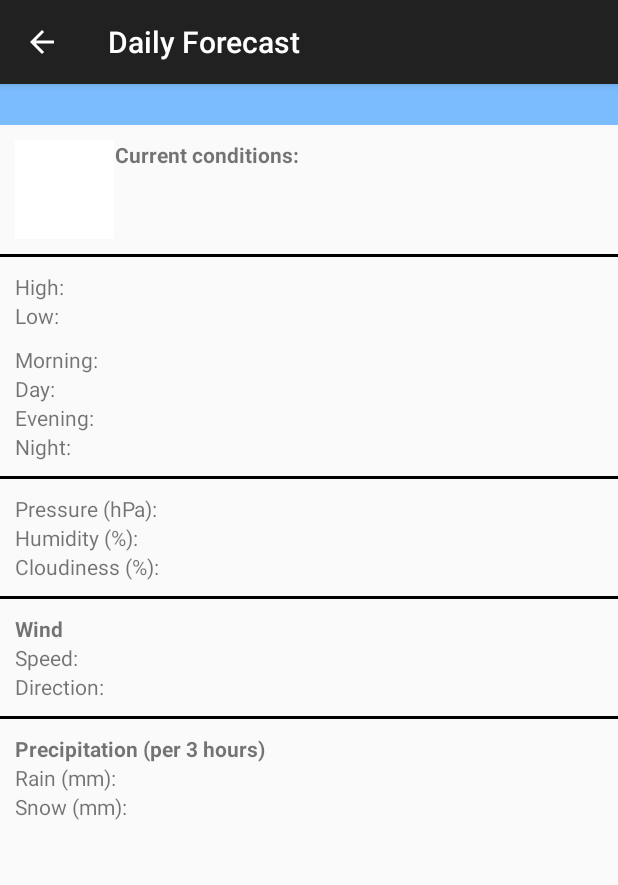
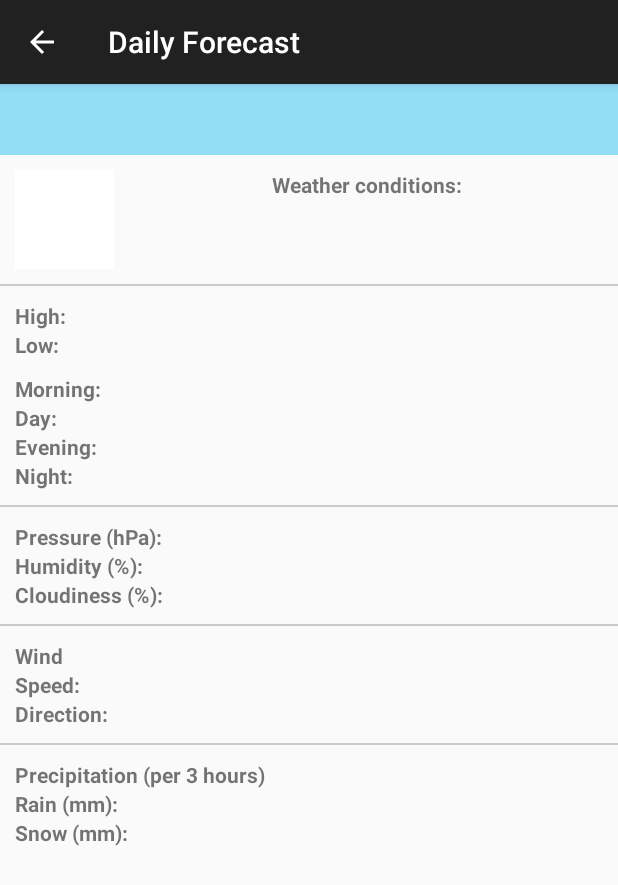
Before and after one commit to jorwoody/Sunshine, an Android app: the DetailFragment screen opened directly, with no data from a screen before it, on a phone screen of 412 x 824 dp. Shown: the top 885 px of the screen. Run offline under Robolectric (Android 15) with nearby library versions, the phone set to English and light mode, and no system bars; 16 statements that could not run were skipped.

Commit message:
UI tweaks and general refactoring
Changed launcher icon.
Fixed up Details fragment UI.
Refactored classes a bit.

```diff
--- a/app/src/main/java/jorwoody/sunshine/app/fragments/ForecastFragment.java
+++ b/app/src/main/java/jorwoody/sunshine/app/fragments/ForecastFragment.java
@@ -12,14 +12,13 @@ import android.view.ViewGroup;
 import android.widget.AdapterView;
 import android.widget.ListView;
 import android.widget.TextView;
-import android.widget.Toast;
 
 import java.util.ArrayList;
 
-import jorwoody.sunshine.app.objects.DayForecast;
+import jorwoody.sunshine.app.R;
 import jorwoody.sunshine.app.activities.DetailActivity;
 import jorwoody.sunshine.app.adapters.ForecastAdapter;
-import jorwoody.sunshine.app.R;
+import jorwoody.sunshine.app.objects.DayForecast;
 import jorwoody.sunshine.app.utilities.WeatherAPI;
 
 /* Created by: Jordan Wood - July 2014
@@ -49,7 +48,6 @@ public class ForecastFragment extends Fragment {
         int id = item.getItemId();
         if (id == R.id.action_refresh) {
             WeatherAPI.refresh((TextView) getView().findViewById(R.id.loading_view));
-            Toast.makeText(getActivity().getApplicationContext(), "Forecast refreshed!", Toast.LENGTH_SHORT).show();
             return true;
         }
         return super.onOptionsItemSelected(item);
@@ -61,8 +59,8 @@ public class ForecastFragment extends Fragment {
         TextView loadingView = (TextView) rootView.findViewById(R.id.loading_view);
 
         mForecastAdapter = new ForecastAdapter(getActivity(), R.layout.list_item_forecast, new ArrayList<DayForecast>());
-        WeatherAPI.initialize("R3T5N6", mForecastAdapter, loadingView);
-
+        if(mForecastAdapter.getCount() < 7)
+            WeatherAPI.initialize("R3T5N6", mForecastAdapter, loadingView);
         ListView listViewForecast = (ListView) rootView.findViewById(R.id.listview_forecast);
         listViewForecast.setAdapter(mForecastAdapter);
         listViewForecast.setOnItemClickListener(new AdapterView.OnItemClickListener() {
--- a/app/src/main/java/jorwoody/sunshine/app/objects/DayForecast.java
+++ b/app/src/main/java/jorwoody/sunshine/app/objects/DayForecast.java
@@ -17,6 +17,7 @@ public class DayForecast implements Parcelable {
     private Weather mWeather;
     private double mSpeed;      // wind speed, mps
     private int mDegree;        // wind direction, degrees (meteorological)
+    private String mDirection;  // polar direction
     private int mClouds;        // cloudiness, %
     private double mRain;       // per 3 hours, mm
     private double mSnow;       // per 3 hours, mm
@@ -29,6 +30,7 @@ public class DayForecast implements Parcelable {
         mWeather = weather;
         mSpeed = speed;
         mDegree = degree;
+        mDirection = calcPolarDirection(degree);
         mClouds = clouds;
         mRain = rain;
         mSnow = snow;
@@ -43,9 +45,36 @@ public class DayForecast implements Parcelable {
         mWeather = in.readParcelable(Weather.class.getClassLoader());
         mSpeed = in.readDouble();
         mDegree = in.readInt();
+        mDirection = in.readString();
         mClouds = in.readInt();
         mRain = in.readDouble();
         mSnow = in.readDouble();
+    }
+
+    /*
+     * Description:
+     * Converts degrees to polar direction using the following ranges...
+     *
+     * N = 0,        NE = 45,      E = 90,       SE = 135,       S = 180,       SW = 225,       W = 270,       NW = 315
+     * N = 337 - 21, NE = 22 - 66, E = 67 - 111, SE = 112 - 156, S = 157 - 201, SW = 202 - 246, W = 247 - 291, NW = 292 - 336
+     */
+    public String calcPolarDirection(int degree) {
+        if(degree >= 337 && degree < 22)
+            return "N";
+        else if(degree >= 22 && degree < 67)
+            return "NE";
+        else if(degree >= 67 && degree < 112)
+            return "E";
+        else if(degree >= 112 && degree < 157)
+            return "SE";
+        else if(degree >= 157 && degree < 202)
+            return "S";
+        else if(degree >= 202 && degree < 247)
+            return "SW";
+        else if(degree >= 247 && degree < 292)
+            return "W";
+        else
+            return "NW";
     }
 
     public String getDay() {
@@ -96,6 +125,10 @@ public class DayForecast implements Parcelable {
         return mDegree;
     }
 
+    public String getDirection() {
+        return mDirection;
+    }
+
     public int getClouds() {
         return mClouds;
     }
@@ -122,6 +155,7 @@ public class DayForecast implements Parcelable {
         dest.writeParcelable(mWeather, flags);
         dest.writeDouble(mSpeed);
         dest.writeInt(mDegree);
+        dest.writeString(mDirection);
         dest.writeInt(mClouds);
         dest.writeDouble(mRain);
         dest.writeDouble(mSnow);
--- a/app/src/main/java/jorwoody/sunshine/app/utilities/WeatherAPI.java
+++ b/app/src/main/java/jorwoody/sunshine/app/utilities/WeatherAPI.java
@@ -5,6 +5,7 @@ import android.os.AsyncTask;
 import android.util.Log;
 import android.view.View;
 import android.widget.TextView;
+import android.widget.Toast;
 
 import org.json.JSONException;
 
@@ -53,6 +54,7 @@ public class WeatherAPI {
     public static void refresh(TextView loadingView) {
         mLoadingView = loadingView;
         new FetchWeatherTask().execute(mPostalCode);
+        Toast.makeText(loadingView.getContext(), "Forecast refreshed!", Toast.LENGTH_SHORT).show();
     }
 
     private static class FetchWeatherTask extends AsyncTask<String, Void, DayForecast[]> {
@@ -147,9 +149,13 @@ public class WeatherAPI {
         @Override
         protected void onPostExecute(DayForecast[] forecasts) {
             super.onPostExecute(forecasts);
-            mForecastAdapter.clear();
-            for(DayForecast forecast : forecasts) {
-                mForecastAdapter.add(forecast);
+            if(forecasts != null) {
+                mForecastAdapter.clear();
+                for (DayForecast forecast : forecasts) {
+                    mForecastAdapter.add(forecast);
+                }
+            } else {
+                Toast.makeText(mLoadingView.getContext(), "Error retrieving forecast. Please try again.", Toast.LENGTH_LONG).show();
             }
             mForecastAdapter.notifyDataSetChanged();
             mLoadingView.setVisibility(View.INVISIBLE);
--- a/app/src/main/res/layout/fragment_detail.xml
+++ b/app/src/main/res/layout/fragment_detail.xml
@@ -6,18 +6,22 @@
     tools:context="jorwoody.sunshine.app.activities.DetailActivity$PlaceholderFragment">
 
     <TextView
+        android:id="@+id/detail_date"
         android:layout_width="fill_parent"
         android:layout_height="wrap_content"
+        android:gravity="center_horizontal"
         android:background="@color/bg_detail_header"
         android:textSize="20sp"
         android:textStyle="bold"
-        android:layout_gravity="center"
-        android:id="@+id/detail_date"/>
+        android:padding="10dp"/>
 
+    <!-- Weather -->
     <LinearLayout
         android:layout_width="fill_parent"
         android:layout_height="wrap_content"
         android:orientation="horizontal"
+        android:layoutDirection="rtl"
+        android:layout_gravity="center_horizontal"
         android:layout_marginTop="@dimen/details_vertical_margin"
         android:layout_marginLeft="@dimen/details_horizontal_margin"
         android:layout_marginRight="@dimen/details_horizontal_margin">
@@ -27,28 +31,28 @@
             android:layout_width="@dimen/icon_size"
             android:layout_height="@dimen/icon_size"
             android:padding="@dimen/details_padding"
-            android:layout_gravity="left"
+            android:layout_gravity="right"
             android:background="@color/bg_weather_icon"/>
 
         <LinearLayout
-            android:layout_width="wrap_content"
+            android:layout_width="fill_parent"
             android:layout_height="fill_parent"
-            android:orientation="vertical">
+            android:orientation="vertical"
+            android:paddingLeft="10dp"
+            android:layout_gravity="center">
 
             <TextView
-                android:layout_width="wrap_content"
+                android:layout_width="fill_parent"
                 android:layout_height="wrap_content"
                 android:text="@string/label_description"
-                android:gravity="center_horizontal"
-                android:textAlignment="center"
-                android:textStyle="bold"/>
+                android:textStyle="bold"
+                android:gravity="center"/>
 
             <TextView
                 android:id="@+id/detail_description"
-                android:layout_width="wrap_content"
-                android:layout_height="wrap_content"
-                android:gravity="center_horizontal"
-                android:textAlignment="center"/>
+                android:layout_width="fill_parent"
+                android:layout_height="fill_parent"
+                android:gravity="center"/>
 
         </LinearLayout>
 
@@ -61,6 +65,7 @@
         android:layout_marginBottom="@dimen/separator_margin"
         android:background="@color/bg_separator"/>
 
+    <!-- Temperatures -->
     <LinearLayout
         android:layout_width="fill_parent"
         android:layout_height="wrap_content"
@@ -77,7 +82,8 @@
             <TextView
                 android:layout_width="wrap_content"
                 android:layout_height="wrap_content"
-                android:text="@string/label_high"/>
+                android:text="@string/label_high"
+                android:textStyle="bold"/>
 
             <TextView
                 android:id="@+id/detail_high"
@@ -96,7 +102,8 @@
             <TextView
                 android:layout_width="wrap_content"
                 android:layout_height="wrap_content"
-                android:text="@string/label_low"/>
+                android:text="@string/label_low"
+                android:textStyle="bold"/>
 
             <TextView
                 android:id="@+id/detail_low"
@@ -116,7 +123,8 @@
             <TextView
                 android:layout_width="wrap_content"
                 android:layout_height="wrap_content"
-                android:text="@string/label_morning"/>
+                android:text="@string/label_morning"
+                android:textStyle="bold"/>
 
             <TextView
                 android:id="@+id/detail_morning"
@@ -135,7 +143,8 @@
             <TextView
                 android:layout_width="wrap_content"
                 android:layout_height="wrap_content"
-                android:text="@string/label_day"/>
+                android:text="@string/label_day"
+                android:textStyle="bold"/>
 
             <TextView
                 android:id="@+id/detail_day"
@@ -154,7 +163,8 @@
             <TextView
                 android:layout_width="wrap_content"
                 android:layout_height="wrap_content"
-                android:text="@string/label_evening"/>
+                android:text="@string/label_evening"
+                android:textStyle="bold"/>
 
             <TextView
                 android:id="@+id/detail_evening"
@@ -173,7 +183,8 @@
             <TextView
                 android:layout_width="wrap_content"
                 android:layout_height="wrap_content"
-                android:text="@string/label_night"/>
+                android:text="@string/label_night"
+                android:textStyle="bold"/>
 
             <TextView
                 android:id="@+id/detail_night"
@@ -192,6 +203,7 @@
         android:layout_marginBottom="@dimen/separator_margin"
         android:background="@color/bg_separator"/>
 
+    <!-- Atmosphere -->
     <LinearLayout
         android:layout_width="fill_parent"
         android:layout_height="wrap_content"
@@ -208,7 +220,8 @@
             <TextView
                 android:layout_width="wrap_content"
                 android:layout_height="wrap_content"
-                android:text="@string/label_pressure"/>
+                android:text="@string/label_pressure"
+                android:textStyle="bold"/>
 
             <TextView
                 android:id="@+id/detail_pressure"
@@ -227,7 +240,8 @@
             <TextView
                 android:layout_width="wrap_content"
                 android:layout_height="wrap_content"
-                android:text="@string/label_humidity"/>
+                android:text="@string/label_humidity"
+                android:textStyle="bold"/>
 
             <TextView
                 android:id="@+id/detail_humidity"
@@ -246,7 +260,8 @@
             <TextView
                 android:layout_width="wrap_content"
                 android:layout_height="wrap_content"
-                android:text="@string/label_clouds"/>
+                android:text="@string/label_clouds"
+                android:textStyle="bold"/>
 
             <TextView
                 android:id="@+id/detail_clouds"
@@ -265,6 +280,7 @@
         android:layout_marginBottom="@dimen/separator_margin"
         android:background="@color/bg_separator"/>
 
+    <!-- Wind conditions -->
     <LinearLayout
         android:layout_width="fill_parent"
         android:layout_height="wrap_content"
@@ -276,6 +292,7 @@
         <TextView
             android:layout_width="wrap_content"
             android:layout_height="wrap_content"
+            android:layout_marginRight="5dp"
             android:text="@string/label_wind"
             android:textStyle="bold"/>
 
@@ -288,7 +305,8 @@
             <TextView
                 android:layout_width="wrap_content"
                 android:layout_height="wrap_content"
-                android:text="@string/label_speed"/>
+                android:text="@string/label_speed"
+                android:textStyle="bold"/>
 
             <TextView
                 android:id="@+id/detail_speed"
@@ -307,7 +325,8 @@
             <TextView
                 android:layout_width="wrap_content"
                 android:layout_height="wrap_content"
-                android:text="@string/label_degree"/>
+                android:text="@string/label_degree"
+                android:textStyle="bold"/>
 
             <TextView
                 android:id="@+id/detail_degree"
@@ -326,6 +345,7 @@
         android:layout_marginBottom="@dimen/separator_margin"
         android:background="@color/bg_separator"/>
 
+    <!-- Precipitation -->
     <LinearLayout
         android:layout_width="fill_parent"
         android:layout_height="wrap_content"
@@ -349,7 +369,8 @@
             <TextView
                 android:layout_width="wrap_content"
                 android:layout_height="wrap_content"
-                android:text="@string/label_rain"/>
+                android:text="@string/label_rain"
+                android:textStyle="bold"/>
 
             <TextView
                 android:id="@+id/detail_rain"
@@ -368,7 +389,8 @@
             <TextView
                 android:layout_width="wrap_content"
                 android:layout_height="wrap_content"
-                android:text="@string/label_snow"/>
+                android:text="@string/label_snow"
+                android:textStyle="bold"/>
 
             <TextView
                 android:id="@+id/detail_snow"
--- a/app/src/main/res/values/colors.xml
+++ b/app/src/main/res/values/colors.xml
@@ -3,7 +3,7 @@
 
     <color name="bg_weather_icon">#ffffff</color>
     <color name="bg_loading">#ffffff</color>
-    <color name="bg_detail_header">#7bbcff</color>
-    <color name="bg_separator">#000000</color>
+    <color name="bg_detail_header">#7f2bbfef</color>
+    <color name="bg_separator">#9aababab</color>
 
 </resources>
--- a/app/src/main/res/values/dimens.xml
+++ b/app/src/main/res/values/dimens.xml
@@ -3,7 +3,7 @@
     <dimen name="details_horizontal_margin">10dp</dimen>
     <dimen name="details_vertical_margin">10dp</dimen>
     <dimen name="icon_size">66dp</dimen>
-    <dimen name="separator_height">2dp</dimen>
+    <dimen name="separator_height">1dp</dimen>
     <dimen name="separator_margin">10dp</dimen>
     <dimen name="details_padding">5dp</dimen>
 
--- a/app/src/main/res/values/strings.xml
+++ b/app/src/main/res/values/strings.xml
@@ -20,7 +20,7 @@
     <string name="label_night">Night:</string>
     <string name="label_pressure">Pressure (hPa):</string>
     <string name="label_humidity">Humidity (%):</string>
-    <string name="label_description">Current conditions:</string>
+    <string name="label_description">Weather conditions:</string>
     <string name="label_wind">Wind</string>
     <string name="label_speed">Speed:</string>
     <string name="label_degree">Direction:</string>
```
Also changed, not shown: app/src/main/res/drawable-hdpi/ic_launcher.png, app/src/main/res/drawable-mdpi/ic_launcher.png, app/src/main/res/drawable-xhdpi/ic_launcher.png, app/src/main/res/drawable-xxhdpi/ic_launcher.png, 1 other file.
